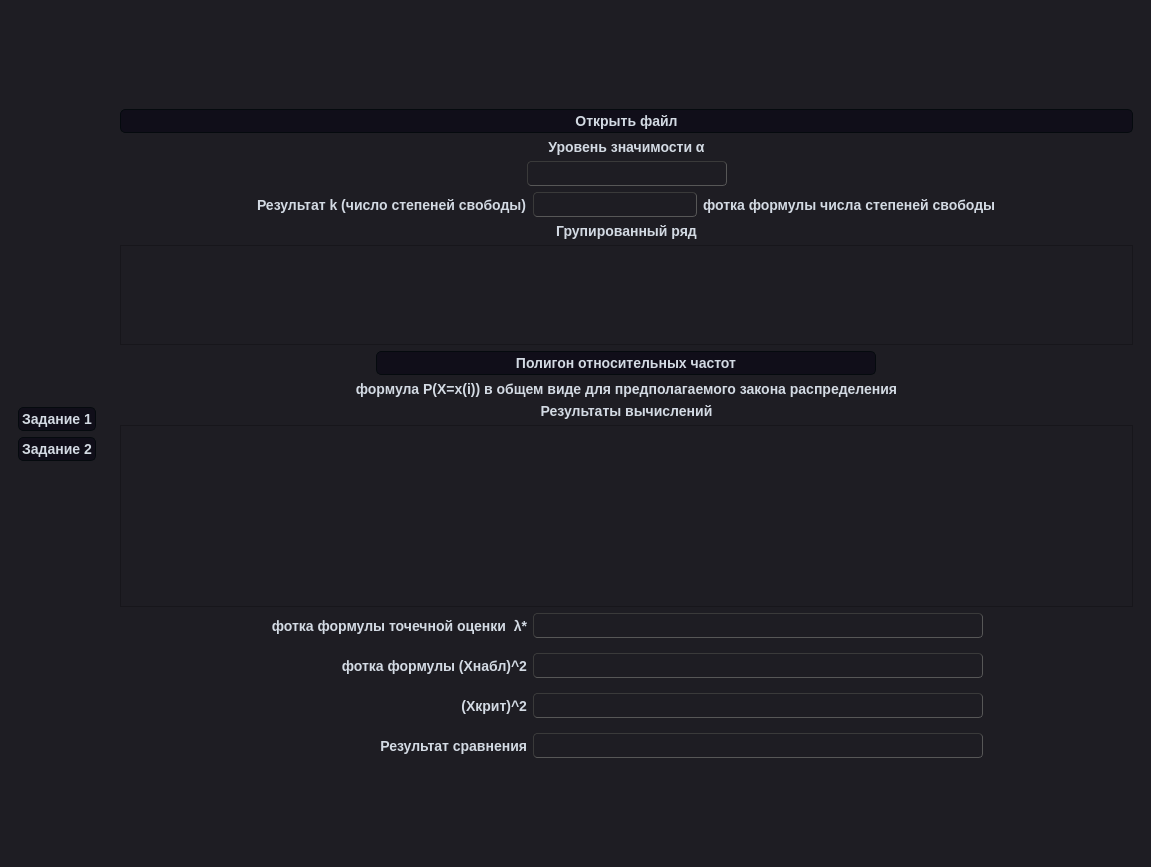
First picture: the form in interface.ui, repository T-LORE/tv_lr6, before the edit.
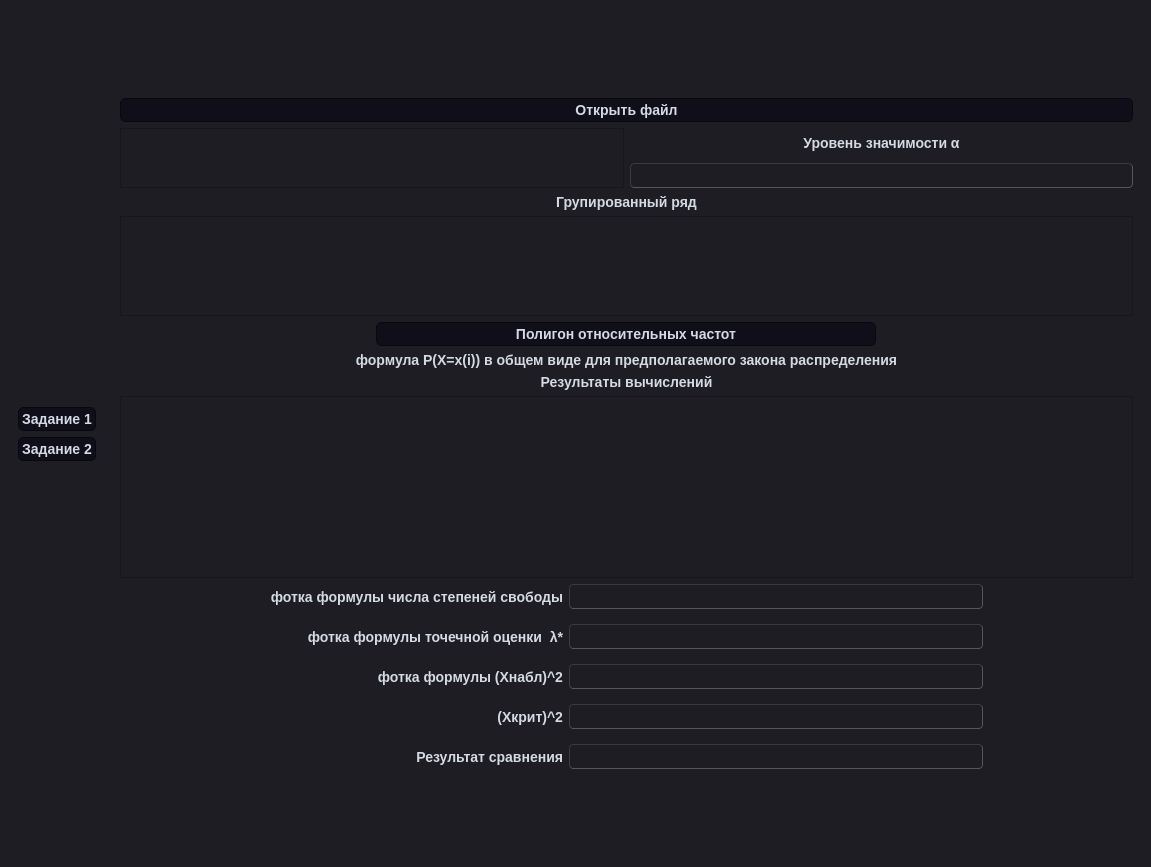
Second picture: the form after the edit. The open tabs and pages were chosen to show the change.

Commit message: Вывод содержимого файла в задании 2

Diff of the .ui file:
```diff
--- a/interface.ui
+++ b/interface.ui
@@ -227,8 +227,212 @@
        <number>1</number>
       </property>
       <widget class="QWidget" name="page_2">
-       <layout class="QGridLayout" name="gridLayout_2" rowstretch="0,0,0,0,0,0,0,0,0,0">
-        <item row="9" column="0">
+       <layout class="QGridLayout" name="gridLayout_2" rowstretch="0,0,0,0,0,0,0,0,0,0,0">
+        <item row="2" column="0">
+         <layout class="QVBoxLayout" name="verticalLayout_7">
+          <item>
+           <layout class="QHBoxLayout" name="horizontalLayout_2">
+            <property name="leftMargin">
+             <number>0</number>
+            </property>
+            <property name="topMargin">
+             <number>0</number>
+            </property>
+            <item>
+             <widget class="QTextEdit" name="fileBuffer_2">
+              <property name="sizePolicy">
+               <sizepolicy hsizetype="Minimum" vsizetype="Minimum">
+                <horstretch>0</horstretch>
+                <verstretch>0</verstretch>
+               </sizepolicy>
+              </property>
+              <property name="minimumSize">
+               <size>
+                <width>0</width>
+                <height>0</height>
+               </size>
+              </property>
+              <property name="maximumSize">
+               <size>
+                <width>16777215</width>
+                <height>60</height>
+               </size>
+              </property>
+              <property name="verticalScrollBarPolicy">
+               <enum>Qt::ScrollBarAlwaysOff</enum>
+              </property>
+              <property name="horizontalScrollBarPolicy">
+               <enum>Qt::ScrollBarAlwaysOff</enum>
+              </property>
+              <property name="lineWrapMode">
+               <enum>QTextEdit::WidgetWidth</enum>
+              </property>
+              <property name="readOnly">
+               <bool>true</bool>
+              </property>
+              <property name="html">
+               <string>&lt;!DOCTYPE HTML PUBLIC &quot;-//W3C//DTD HTML 4.0//EN&quot; &quot;http://www.w3.org/TR/REC-html40/strict.dtd&quot;&gt;
+&lt;html&gt;&lt;head&gt;&lt;meta name=&quot;qrichtext&quot; content=&quot;1&quot; /&gt;&lt;meta charset=&quot;utf-8&quot; /&gt;&lt;style type=&quot;text/css&quot;&gt;
+p, li { white-space: pre-wrap; }
+hr { height: 1px; border-width: 0; }
+li.unchecked::marker { content: &quot;\2610&quot;; }
+li.checked::marker { content: &quot;\2612&quot;; }
+&lt;/style&gt;&lt;/head&gt;&lt;body style=&quot; font-family:'Arial','sans-serif'; font-size:14px; font-weight:700; font-style:normal;&quot;&gt;
+&lt;p style=&quot;-qt-paragraph-type:empty; margin-top:0px; margin-bottom:0px; margin-left:0px; margin-right:0px; -qt-block-indent:0; text-indent:0px;&quot;&gt;&lt;br /&gt;&lt;/p&gt;&lt;/body&gt;&lt;/html&gt;</string>
+              </property>
+              <property name="tabStopDistance">
+               <double>80.000000000000000</double>
+              </property>
+             </widget>
+            </item>
+            <item>
+             <layout class="QVBoxLayout" name="verticalLayout_10">
+              <property name="sizeConstraint">
+               <enum>QLayout::SetMinimumSize</enum>
+              </property>
+              <item>
+               <widget class="QLabel" name="label_5">
+                <property name="sizePolicy">
+                 <sizepolicy hsizetype="Preferred" vsizetype="Minimum">
+                  <horstretch>0</horstretch>
+                  <verstretch>0</verstretch>
+                 </sizepolicy>
+                </property>
+                <property name="maximumSize">
+                 <size>
+                  <width>16777215</width>
+                  <height>50</height>
+                 </size>
+                </property>
+                <property name="text">
+                 <string>Уровень значимости α</string>
+                </property>
+                <property name="alignment">
+                 <set>Qt::AlignCenter</set>
+                </property>
+               </widget>
+              </item>
+              <item>
+               <widget class="QLineEdit" name="lineAlpha">
+                <property name="sizePolicy">
+                 <sizepolicy hsizetype="Preferred" vsizetype="Minimum">
+                  <horstretch>0</horstretch>
+                  <verstretch>0</verstretch>
+                 </sizepolicy>
+                </property>
+                <property name="maximumSize">
+                 <size>
+                  <width>800</width>
+                  <height>25</height>
+                 </size>
+                </property>
+                <property name="layoutDirection">
+                 <enum>Qt::LeftToRight</enum>
+                </property>
+                <property name="alignment">
+                 <set>Qt::AlignCenter</set>
+                </property>
+               </widget>
+              </item>
+             </layout>
+            </item>
+           </layout>
+          </item>
+         </layout>
+        </item>
+        <item row="7" column="0">
+         <layout class="QVBoxLayout" name="verticalLayout_5">
+          <item>
+           <widget class="QLabel" name="pFormula">
+            <property name="text">
+             <string>формула P(X=x(i)) в общем виде для предполагаемого закона распределения</string>
+            </property>
+            <property name="alignment">
+             <set>Qt::AlignCenter</set>
+            </property>
+           </widget>
+          </item>
+         </layout>
+        </item>
+        <item row="8" column="0">
+         <layout class="QVBoxLayout" name="verticalLayout_3">
+          <property name="rightMargin">
+           <number>0</number>
+          </property>
+          <item>
+           <widget class="QLabel" name="label_3">
+            <property name="text">
+             <string>Результаты вычислений</string>
+            </property>
+            <property name="alignment">
+             <set>Qt::AlignCenter</set>
+            </property>
+           </widget>
+          </item>
+          <item>
+           <widget class="QTableWidget" name="rowsTable_2_2">
+            <property name="verticalScrollBarPolicy">
+             <enum>Qt::ScrollBarAlwaysOff</enum>
+            </property>
+            <property name="horizontalScrollBarPolicy">
+             <enum>Qt::ScrollBarAlwaysOff</enum>
+            </property>
+            <property name="sizeAdjustPolicy">
+             <enum>QAbstractScrollArea::AdjustToContents</enum>
+            </property>
+            <property name="editTriggers">
+             <set>QAbstractItemView::NoEditTriggers</set>
+            </property>
+            <property name="selectionMode">
+             <enum>QAbstractItemView::SingleSelection</enum>
+            </property>
+            <property name="cornerButtonEnabled">
+             <bool>false</bool>
+            </property>
+            <attribute name="horizontalHeaderVisible">
+             <bool>false</bool>
+            </attribute>
+            <attribute name="verticalHeaderVisible">
+             <bool>false</bool>
+            </attribute>
+            <row>
+             <property name="text">
+              <string>x(i)</string>
+             </property>
+            </row>
+            <row>
+             <property name="text">
+              <string>m(i)</string>
+             </property>
+            </row>
+            <row>
+             <property name="text">
+              <string>p(I)</string>
+             </property>
+            </row>
+            <row>
+             <property name="text">
+              <string>n*p(i)</string>
+             </property>
+            </row>
+            <row>
+             <property name="text">
+              <string>(n(i)-np(i))^2</string>
+             </property>
+            </row>
+            <row>
+             <property name="text">
+              <string>((n(i)-np(i))^2)/np(i)</string>
+             </property>
+            </row>
+           </widget>
+          </item>
+         </layout>
+        </item>
+        <item row="6" column="0">
+         <layout class="QVBoxLayout" name="verticalLayout_4"/>
+        </item>
+        <item row="10" column="0">
          <spacer name="verticalSpacer_4">
           <property name="orientation">
            <enum>Qt::Vertical</enum>
@@ -244,89 +448,24 @@
           </property>
          </spacer>
         </item>
-        <item row="2" column="0">
-         <layout class="QHBoxLayout" name="horizontalLayout_6">
-          <property name="bottomMargin">
-           <number>0</number>
-          </property>
+        <item row="5" column="0">
+         <layout class="QHBoxLayout" name="horizontalLayout">
           <item>
-           <spacer name="horizontalSpacer_17">
-            <property name="orientation">
-             <enum>Qt::Horizontal</enum>
-            </property>
-            <property name="sizeHint" stdset="0">
-             <size>
-              <width>40</width>
-              <height>20</height>
-             </size>
-            </property>
-           </spacer>
-          </item>
-          <item>
-           <widget class="QLabel" name="k_label">
-            <property name="text">
-             <string>Результат k (число степеней свободы)</string>
-            </property>
-           </widget>
-          </item>
-          <item>
-           <widget class="QLineEdit" name="lineK">
-            <property name="sizePolicy">
-             <sizepolicy hsizetype="Minimum" vsizetype="Minimum">
-              <horstretch>0</horstretch>
-              <verstretch>0</verstretch>
-             </sizepolicy>
-            </property>
+           <widget class="QPushButton" name="relativeFrequenciesPolygonBtn">
             <property name="maximumSize">
              <size>
-              <width>16777215</width>
-              <height>25</height>
+              <width>500</width>
+              <height>16777215</height>
              </size>
             </property>
-            <property name="alignment">
-             <set>Qt::AlignCenter</set>
-            </property>
-           </widget>
-          </item>
-          <item>
-           <widget class="QLabel" name="formulaK">
             <property name="text">
-             <string>фотка формулы числа степеней свободы</string>
+             <string>Полигон относительных частот</string>
             </property>
            </widget>
           </item>
-          <item>
-           <spacer name="horizontalSpacer_18">
-            <property name="orientation">
-             <enum>Qt::Horizontal</enum>
-            </property>
-            <property name="sizeHint" stdset="0">
-             <size>
-              <width>40</width>
-              <height>20</height>
-             </size>
-            </property>
-           </spacer>
-          </item>
          </layout>
         </item>
-        <item row="0" column="0">
-         <spacer name="verticalSpacer_3">
-          <property name="orientation">
-           <enum>Qt::Vertical</enum>
-          </property>
-          <property name="sizeType">
-           <enum>QSizePolicy::MinimumExpanding</enum>
-          </property>
-          <property name="sizeHint" stdset="0">
-           <size>
-            <width>20</width>
-            <height>40</height>
-           </size>
-          </property>
-         </spacer>
-        </item>
-        <item row="3" column="0">
+        <item row="4" column="0">
          <layout class="QVBoxLayout" name="verticalLayout_8">
           <item>
            <widget class="QLabel" name="label_2">
@@ -423,185 +562,7 @@
           </item>
          </layout>
         </item>
-        <item row="7" column="0">
-         <layout class="QVBoxLayout" name="verticalLayout_3">
-          <property name="rightMargin">
-           <number>0</number>
-          </property>
-          <item>
-           <widget class="QLabel" name="label_3">
-            <property name="text">
-             <string>Результаты вычислений</string>
-            </property>
-            <property name="alignment">
-             <set>Qt::AlignCenter</set>
-            </property>
-           </widget>
-          </item>
-          <item>
-           <widget class="QTableWidget" name="rowsTable_2_2">
-            <property name="verticalScrollBarPolicy">
-             <enum>Qt::ScrollBarAlwaysOff</enum>
-            </property>
-            <property name="horizontalScrollBarPolicy">
-             <enum>Qt::ScrollBarAlwaysOff</enum>
-            </property>
-            <property name="sizeAdjustPolicy">
-             <enum>QAbstractScrollArea::AdjustToContents</enum>
-            </property>
-            <property name="editTriggers">
-             <set>QAbstractItemView::NoEditTriggers</set>
-            </property>
-            <property name="selectionMode">
-             <enum>QAbstractItemView::SingleSelection</enum>
-            </property>
-            <property name="cornerButtonEnabled">
-             <bool>false</bool>
-            </property>
-            <attribute name="horizontalHeaderVisible">
-             <bool>false</bool>
-            </attribute>
-            <attribute name="verticalHeaderVisible">
-             <bool>false</bool>
-            </attribute>
-            <row>
-             <property name="text">
-              <string>x(i)</string>
-             </property>
-            </row>
-            <row>
-             <property name="text">
-              <string>m(i)</string>
-             </property>
-            </row>
-            <row>
-             <property name="text">
-              <string>p(I)</string>
-             </property>
-            </row>
-            <row>
-             <property name="text">
-              <string>n*p(i)</string>
-             </property>
-            </row>
-            <row>
-             <property name="text">
-              <string>(n(i)-np(i))^2</string>
-             </property>
-            </row>
-            <row>
-             <property name="text">
-              <string>((n(i)-np(i))^2)/np(i)</string>
-             </property>
-            </row>
-           </widget>
-          </item>
-         </layout>
-        </item>
-        <item row="5" column="0">
-         <layout class="QVBoxLayout" name="verticalLayout_4"/>
-        </item>
-        <item row="1" column="0">
-         <layout class="QVBoxLayout" name="verticalLayout_7">
-          <item>
-           <widget class="QPushButton" name="openFileBtn_2">
-            <property name="text">
-             <string>Открыть файл</string>
-            </property>
-           </widget>
-          </item>
-          <item>
-           <layout class="QVBoxLayout" name="verticalLayout_2">
-            <property name="rightMargin">
-             <number>0</number>
-            </property>
-            <item>
-             <widget class="QLabel" name="label_5">
-              <property name="text">
-               <string>Уровень значимости α</string>
-              </property>
-              <property name="alignment">
-               <set>Qt::AlignCenter</set>
-              </property>
-             </widget>
-            </item>
-            <item>
-             <layout class="QHBoxLayout" name="horizontalLayout_4">
-              <property name="rightMargin">
-               <number>0</number>
-              </property>
-              <item>
-               <spacer name="horizontalSpacer">
-                <property name="orientation">
-                 <enum>Qt::Horizontal</enum>
-                </property>
-                <property name="sizeHint" stdset="0">
-                 <size>
-                  <width>40</width>
-                  <height>20</height>
-                 </size>
-                </property>
-               </spacer>
-              </item>
-              <item>
-               <widget class="QLineEdit" name="lineAlpha">
-                <property name="sizePolicy">
-                 <sizepolicy hsizetype="Expanding" vsizetype="Minimum">
-                  <horstretch>0</horstretch>
-                  <verstretch>0</verstretch>
-                 </sizepolicy>
-                </property>
-                <property name="maximumSize">
-                 <size>
-                  <width>200</width>
-                  <height>25</height>
-                 </size>
-                </property>
-                <property name="layoutDirection">
-                 <enum>Qt::LeftToRight</enum>
-                </property>
-                <property name="alignment">
-                 <set>Qt::AlignCenter</set>
-                </property>
-               </widget>
-              </item>
-              <item>
-               <spacer name="horizontalSpacer_3">
-                <property name="orientation">
-                 <enum>Qt::Horizontal</enum>
-                </property>
-                <property name="sizeHint" stdset="0">
-                 <size>
-                  <width>40</width>
-                  <height>20</height>
-                 </size>
-                </property>
-               </spacer>
-              </item>
-             </layout>
-            </item>
-           </layout>
-          </item>
-         </layout>
-        </item>
-        <item row="4" column="0">
-         <layout class="QHBoxLayout" name="horizontalLayout">
-          <item>
-           <widget class="QPushButton" name="relativeFrequenciesPolygonBtn">
-            <property name="maximumSize">
-             <size>
-              <width>500</width>
-              <height>16777215</height>
-             </size>
-            </property>
-            <property name="text">
-             <string>Полигон относительных частот</string>
-            </property>
-           </widget>
-          </item>
-         </layout>
-        </item>
-        <item row="8" column="0">
+        <item row="9" column="0">
          <layout class="QGridLayout" name="gridLayout_4" columnstretch="0,0">
           <property name="leftMargin">
            <number>150</number>
@@ -615,7 +576,113 @@
           <property name="verticalSpacing">
            <number>15</number>
           </property>
+          <item row="4" column="1">
+           <widget class="QLineEdit" name="lineXCritical">
+            <property name="sizePolicy">
+             <sizepolicy hsizetype="Minimum" vsizetype="Minimum">
+              <horstretch>0</horstretch>
+              <verstretch>0</verstretch>
+             </sizepolicy>
+            </property>
+            <property name="maximumSize">
+             <size>
+              <width>16777215</width>
+              <height>25</height>
+             </size>
+            </property>
+            <property name="alignment">
+             <set>Qt::AlignLeading|Qt::AlignLeft|Qt::AlignVCenter</set>
+            </property>
+           </widget>
+          </item>
+          <item row="4" column="0">
+           <widget class="QLabel" name="formulaXCritical">
+            <property name="text">
+             <string>(Xкрит)^2</string>
+            </property>
+            <property name="alignment">
+             <set>Qt::AlignRight|Qt::AlignTrailing|Qt::AlignVCenter</set>
+            </property>
+           </widget>
+          </item>
+          <item row="5" column="1">
+           <widget class="QLineEdit" name="lineCompare_2">
+            <property name="maximumSize">
+             <size>
+              <width>16777215</width>
+              <height>25</height>
+             </size>
+            </property>
+            <property name="alignment">
+             <set>Qt::AlignLeading|Qt::AlignLeft|Qt::AlignVCenter</set>
+            </property>
+           </widget>
+          </item>
+          <item row="3" column="1">
+           <widget class="QLineEdit" name="lineXObserved">
+            <property name="sizePolicy">
+             <sizepolicy hsizetype="Expanding" vsizetype="Minimum">
+              <horstretch>0</horstretch>
+              <verstretch>0</verstretch>
+             </sizepolicy>
+            </property>
+            <property name="maximumSize">
+             <size>
+              <width>16777215</width>
+              <height>25</height>
+             </size>
+            </property>
+            <property name="text">
+             <string/>
+            </property>
+            <property name="alignment">
+             <set>Qt::AlignLeading|Qt::AlignLeft|Qt::AlignVCenter</set>
+            </property>
+            <property name="readOnly">
+             <bool>true</bool>
+            </property>
+           </widget>
+          </item>
+          <item row="5" column="0">
+           <widget class="QLabel" name="formulaXComparasion">
+            <property name="text">
+             <string>Результат сравнения</string>
+            </property>
+            <property name="alignment">
+             <set>Qt::AlignRight|Qt::AlignTrailing|Qt::AlignVCenter</set>
+            </property>
+           </widget>
+          </item>
           <item row="1" column="1">
+           <widget class="QLineEdit" name="lineK">
+            <property name="sizePolicy">
+             <sizepolicy hsizetype="Minimum" vsizetype="Minimum">
+              <horstretch>0</horstretch>
+              <verstretch>0</verstretch>
+             </sizepolicy>
+            </property>
+            <property name="maximumSize">
+             <size>
+              <width>16777215</width>
+              <height>25</height>
+             </size>
+            </property>
+            <property name="alignment">
+             <set>Qt::AlignLeading|Qt::AlignLeft|Qt::AlignVCenter</set>
+            </property>
+           </widget>
+          </item>
+          <item row="3" column="0">
+           <widget class="QLabel" name="formulaXObserved">
+            <property name="text">
+             <string>фотка формулы (Xнабл)^2</string>
+            </property>
+            <property name="alignment">
+             <set>Qt::AlignRight|Qt::AlignTrailing|Qt::AlignVCenter</set>
+            </property>
+           </widget>
+          </item>
+          <item row="2" column="1">
            <widget class="QLineEdit" name="lineLambda">
             <property name="sizePolicy">
              <sizepolicy hsizetype="Preferred" vsizetype="Minimum">
@@ -649,32 +716,7 @@
             </property>
            </widget>
           </item>
-          <item row="2" column="1">
-           <widget class="QLineEdit" name="lineXObserved">
-            <property name="sizePolicy">
-             <sizepolicy hsizetype="Expanding" vsizetype="Minimum">
-              <horstretch>0</horstretch>
-              <verstretch>0</verstretch>
-             </sizepolicy>
-            </property>
-            <property name="maximumSize">
-             <size>
-              <width>16777215</width>
-              <height>25</height>
-             </size>
-            </property>
-            <property name="text">
-             <string/>
-            </property>
-            <property name="alignment">
-             <set>Qt::AlignLeading|Qt::AlignLeft|Qt::AlignVCenter</set>
-            </property>
-            <property name="readOnly">
-             <bool>true</bool>
-            </property>
-           </widget>
-          </item>
-          <item row="1" column="0">
+          <item row="2" column="0">
            <widget class="QLabel" name="formulaLambda">
             <property name="text">
              <string>фотка формулы точечной оценки  λ*</string>
@@ -684,83 +726,40 @@
             </property>
            </widget>
           </item>
-          <item row="3" column="0">
-           <widget class="QLabel" name="formulaXCritical">
+          <item row="1" column="0">
+           <widget class="QLabel" name="formulaK">
             <property name="text">
-             <string>(Xкрит)^2</string>
+             <string>фотка формулы числа степеней свободы</string>
             </property>
             <property name="alignment">
              <set>Qt::AlignRight|Qt::AlignTrailing|Qt::AlignVCenter</set>
             </property>
            </widget>
           </item>
-          <item row="2" column="0">
-           <widget class="QLabel" name="formulaXObserved">
-            <property name="text">
-             <string>фотка формулы (Xнабл)^2</string>
-            </property>
-            <property name="alignment">
-             <set>Qt::AlignRight|Qt::AlignTrailing|Qt::AlignVCenter</set>
-            </property>
-           </widget>
-          </item>
-          <item row="3" column="1">
-           <widget class="QLineEdit" name="lineXCritical">
-            <property name="sizePolicy">
-             <sizepolicy hsizetype="Minimum" vsizetype="Minimum">
-              <horstretch>0</horstretch>
-              <verstretch>0</verstretch>
-             </sizepolicy>
-            </property>
-            <property name="maximumSize">
-             <size>
-              <width>16777215</width>
-              <height>25</height>
-             </size>
-            </property>
-            <property name="alignment">
-             <set>Qt::AlignLeading|Qt::AlignLeft|Qt::AlignVCenter</set>
-            </property>
-           </widget>
-          </item>
-          <item row="4" column="0">
-           <widget class="QLabel" name="formulaXComparasion">
-            <property name="text">
-             <string>Результат сравнения</string>
-            </property>
-            <property name="alignment">
-             <set>Qt::AlignRight|Qt::AlignTrailing|Qt::AlignVCenter</set>
-            </property>
-           </widget>
-          </item>
-          <item row="4" column="1">
-           <widget class="QLineEdit" name="lineCompare_2">
-            <property name="maximumSize">
-             <size>
-              <width>16777215</width>
-              <height>25</height>
-             </size>
-            </property>
-            <property name="alignment">
-             <set>Qt::AlignLeading|Qt::AlignLeft|Qt::AlignVCenter</set>
-            </property>
-           </widget>
-          </item>
          </layout>
         </item>
-        <item row="6" column="0">
-         <layout class="QVBoxLayout" name="verticalLayout_5">
-          <item>
-           <widget class="QLabel" name="pFormula">
-            <property name="text">
-             <string>формула P(X=x(i)) в общем виде для предполагаемого закона распределения</string>
-            </property>
-            <property name="alignment">
-             <set>Qt::AlignCenter</set>
-            </property>
-           </widget>
-          </item>
-         </layout>
+        <item row="0" column="0">
+         <spacer name="verticalSpacer_3">
+          <property name="orientation">
+           <enum>Qt::Vertical</enum>
+          </property>
+          <property name="sizeType">
+           <enum>QSizePolicy::MinimumExpanding</enum>
+          </property>
+          <property name="sizeHint" stdset="0">
+           <size>
+            <width>20</width>
+            <height>40</height>
+           </size>
+          </property>
+         </spacer>
+        </item>
+        <item row="1" column="0">
+         <widget class="QPushButton" name="openFileBtn_2">
+          <property name="text">
+           <string>Открыть файл</string>
+          </property>
+         </widget>
         </item>
        </layout>
       </widget>
```
Left out of the diff: 4 changed lines with no effect on the pictures. The commit also changes 1 other file.
